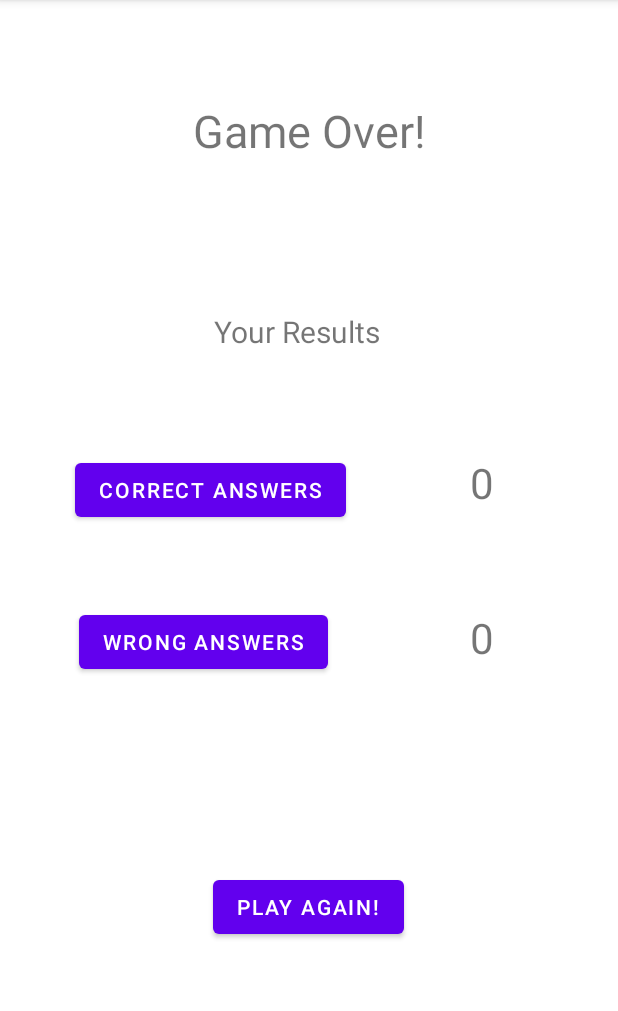
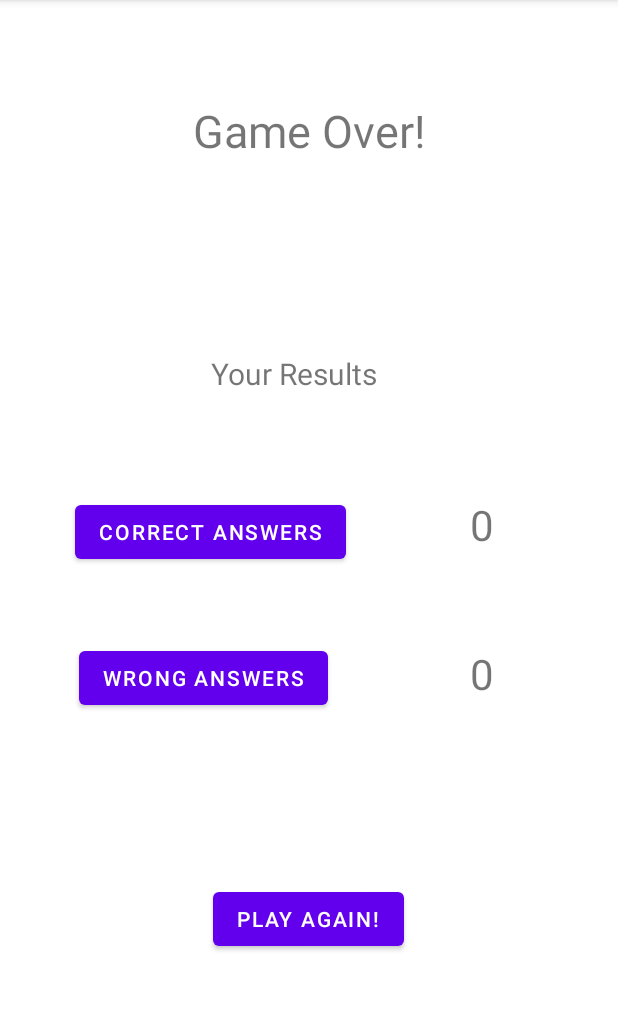
Before and after one commit to jessieAnhNguyen/MovieGuess-Game, an Android app: the GameFragment screen opened through its navigation route, after a tap on "GAME OVER!", on a phone screen of 412 x 824 dp, the part 84-1095 px from its top. Run offline under Robolectric (Android 15) with nearby library versions, the light colour scheme and no system bars.

Commit message:
implemented update character and fixed bug in passing correct answers to result fragment

```diff
--- a/app/src/main/java/com/anguy39/movieguess/model/Game.kt
+++ b/app/src/main/java/com/anguy39/movieguess/model/Game.kt
@@ -16,6 +16,8 @@ class Game (jsonString: String) {
     lateinit var solutions: List<String>
     val answers: MutableList<Boolean> = mutableListOf()
 
+    var character = 0
+
     init {
         val gson = Gson()
         questions = gson.fromJson(jsonString, Questions::class.java)
@@ -24,6 +26,10 @@ class Game (jsonString: String) {
 
     fun answer(answer: Int) {
         answers.add(solutions[answer] == currentQuestion.solutions.last())
+    }
+
+    fun updateCharacter(characterSelection: Int) {
+        character = characterSelection
     }
 
     fun newQuestion() {
--- a/app/src/main/java/com/anguy39/movieguess/ui/main/ResultsFragment.kt
+++ b/app/src/main/java/com/anguy39/movieguess/ui/main/ResultsFragment.kt
@@ -33,7 +33,7 @@ class ResultsFragment : Fragment() {
         arguments?.let {
             val safeArgs = ResultsFragmentArgs.fromBundle(it)
             val numAnswers = safeArgs.numAnswers
-            val correctAnswers = safeArgs.correctAnswers
+            val correctAnswers = safeArgs.correctAnswers ?: 0
 
             binding.correctAnswerTextView.text = correctAnswers.toString()
             binding.wrongAnswerTextView.text = (numAnswers - correctAnswers).toString()
--- a/app/src/main/java/com/anguy39/movieguess/ui/main/game/GameViewModel.kt
+++ b/app/src/main/java/com/anguy39/movieguess/ui/main/game/GameViewModel.kt
@@ -38,4 +38,8 @@ class GameViewModel(app: Application) : AndroidViewModel(app) {
         game.answer(index)
         _answers.value = game.answers.toBooleanArray()
     }
+
+    fun updateCharacter(characterSelection: Int) {
+        game.updateCharacter(characterSelection)
+    }
 }
--- a/app/src/main/res/layout/fragment_results.xml
+++ b/app/src/main/res/layout/fragment_results.xml
@@ -23,12 +23,12 @@
         android:id="@+id/textView5"
         android:layout_width="wrap_content"
         android:layout_height="wrap_content"
-        android:layout_marginTop="100dp"
+        android:layout_marginTop="128dp"
         android:layout_marginEnd="30dp"
         android:text="@string/your_results"
         android:textSize="20sp"
         app:layout_constraintEnd_toEndOf="@+id/gameOver_textView"
-        app:layout_constraintHorizontal_bias="1.0"
+        app:layout_constraintHorizontal_bias="0.985"
         app:layout_constraintStart_toStartOf="parent"
         app:layout_constraintTop_toBottomOf="@+id/gameOver_textView" />
 
@@ -41,7 +41,8 @@
         app:layout_constraintEnd_toEndOf="parent"
         app:layout_constraintHorizontal_bias="0.215"
         app:layout_constraintStart_toStartOf="parent"
-        app:layout_constraintTop_toBottomOf="@+id/textView5" />
+        app:layout_constraintTop_toBottomOf="@+id/textView5"
+        android:defaultValue="0"/>
 
     <Button
         android:id="@+id/button2"
@@ -52,7 +53,8 @@
         app:layout_constraintBottom_toBottomOf="parent"
         app:layout_constraintEnd_toEndOf="@+id/button"
         app:layout_constraintTop_toBottomOf="@+id/button"
-        app:layout_constraintVertical_bias="0.144" />
+        app:layout_constraintVertical_bias="0.144"
+        android:defaultValue="0"/>
 
     <TextView
         android:id="@+id/correctAnswer_textView"
--- a/app/src/main/res/navigation/nav_graph.xml
+++ b/app/src/main/res/navigation/nav_graph.xml
@@ -36,10 +36,12 @@
             app:destination="@id/welcomeFragment" />
         <argument
             android:name="correctAnswers"
-            app:argType="integer" />
+            app:argType="integer"
+            android:defaultValue="0" />
         <argument
             android:name="numAnswers"
-            app:argType="integer" />
+            app:argType="integer"
+            android:defaultValue="0" />
     </fragment>
     <fragment
         android:id="@+id/settingsFragment"
```
Also changed, not shown: app/src/main/java/com/anguy39/movieguess/ui/main/SettingsFragment.kt (+6 -17 lines), app/src/main/java/com/anguy39/movieguess/ui/main/game/GameFragment.kt (+8 -5 lines).
